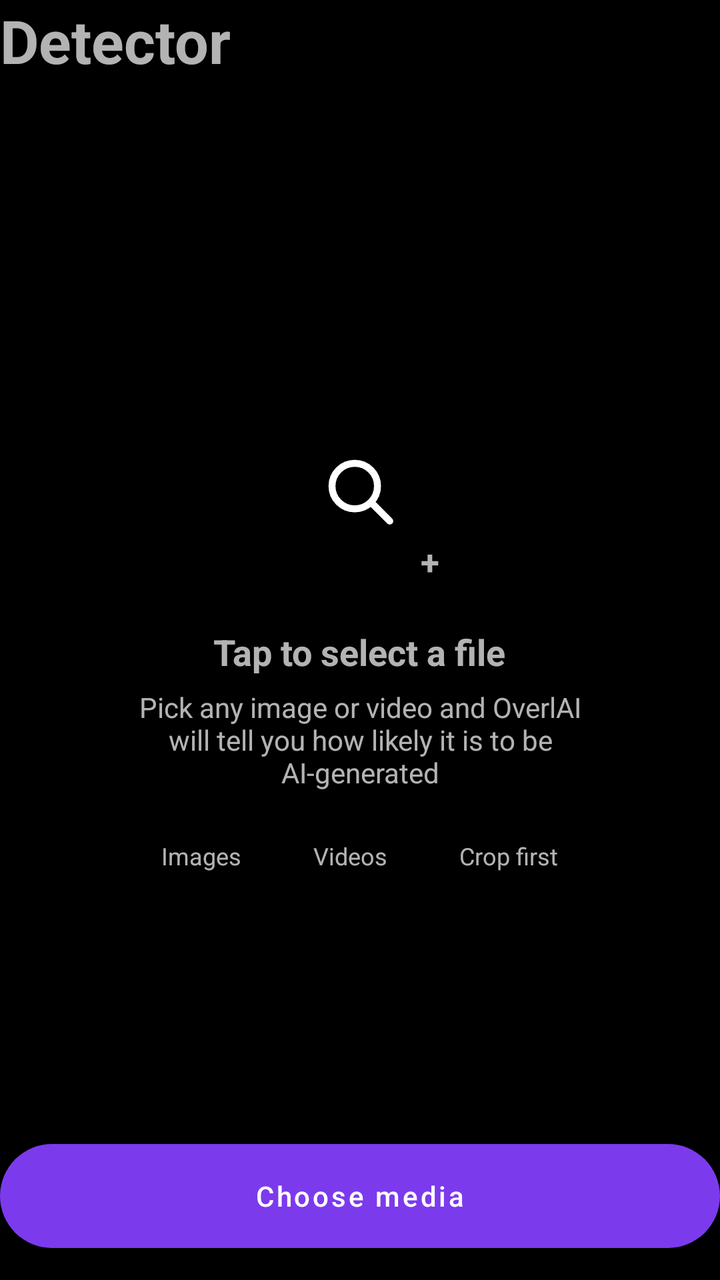
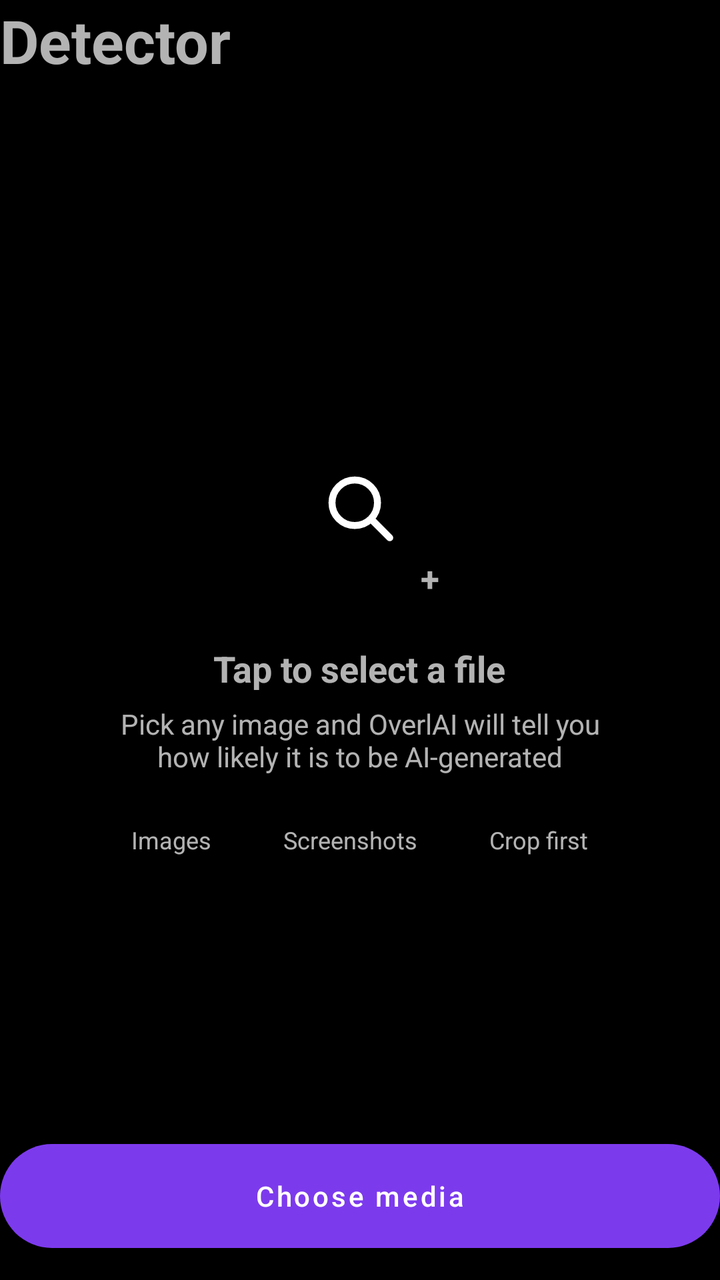

The first picture is an Android layout as it rendered before a commit; the second is the same layout after the commit. The layout source and the unified diff follow.
<!-- AndroidManifest.xml: application theme Theme.Test103 -->
<!-- res/layout/fragment_detector.xml -->
<?xml version="1.0" encoding="utf-8"?>
<FrameLayout xmlns:android="http://schemas.android.com/apk/res/android"
    xmlns:app="http://schemas.android.com/apk/res-auto"
    android:layout_width="match_parent"
    android:layout_height="match_parent">

    
    <ScrollView
        android:layout_width="match_parent"
        android:layout_height="match_parent"
        android:layout_marginTop="52dp"
        android:layout_marginBottom="72dp"
        android:overScrollMode="never"
        android:scrollbars="none"
        android:importantForAccessibility="no">

        <LinearLayout
            android:id="@+id/contentArea"
            android:layout_width="match_parent"
            android:layout_height="wrap_content"
            android:orientation="vertical"
            android:gravity="center_horizontal">

            <FrameLayout
                android:id="@+id/previewCard"
                android:layout_width="match_parent"
                android:layout_height="wrap_content"
                android:visibility="gone">

                <ImageView
                    android:id="@+id/previewImage"
                    android:layout_width="match_parent"
                    android:layout_height="wrap_content"
                    android:adjustViewBounds="true"
                    android:maxHeight="320dp"
                    android:scaleType="fitCenter"
                    android:contentDescription="Selected media" />

                <View
                    android:id="@+id/scanLine"
                    android:layout_width="match_parent"
                    android:layout_height="3dp"
                    android:visibility="gone" />

                <TextView
                    android:id="@+id/videoBadge"
                    android:layout_width="wrap_content"
                    android:layout_height="wrap_content"
                    android:layout_gravity="bottom|end"
                    android:layout_margin="10dp"
                    android:paddingStart="10dp"
                    android:paddingEnd="10dp"
                    android:paddingTop="3dp"
                    android:paddingBottom="3dp"
                    android:text="VIDEO"
                    android:textSize="11sp"
                    android:textStyle="bold"
                    android:textColor="@color/white"
                    android:visibility="gone" />
            </FrameLayout>

            <TextView
                android:id="@+id/statusText"
                android:layout_width="wrap_content"
                android:layout_height="wrap_content"
                android:layout_marginTop="14dp"
                android:textSize="14sp"
                android:visibility="gone" />

            <LinearLayout
                android:id="@+id/verdictCard"
                android:layout_width="match_parent"
                android:layout_height="wrap_content"
                android:layout_marginTop="16dp"
                android:orientation="horizontal"
                android:gravity="center_vertical"
                android:padding="18dp"
                android:visibility="gone">

                <TextView
                    android:id="@+id/verdictText"
                    android:layout_width="0dp"
                    android:layout_height="wrap_content"
                    android:layout_weight="1"
                    android:textSize="16sp"
                    android:textStyle="bold" />

                <TextView
                    android:id="@+id/scorePill"
                    android:layout_width="wrap_content"
                    android:layout_height="wrap_content"
                    android:layout_marginStart="12dp"
                    android:paddingStart="16dp"
                    android:paddingEnd="16dp"
                    android:paddingTop="8dp"
                    android:paddingBottom="8dp"
                    android:textSize="16sp"
                    android:textStyle="bold" />
            </LinearLayout>

            <LinearLayout
                android:id="@+id/detailsCard"
                android:layout_width="match_parent"
                android:layout_height="wrap_content"
                android:layout_marginTop="14dp"
                android:orientation="vertical"
                android:paddingStart="18dp"
                android:paddingEnd="18dp"
                android:visibility="gone">

                <LinearLayout
                    android:layout_width="match_parent"
                    android:layout_height="wrap_content"
                    android:orientation="horizontal"
                    android:paddingTop="16dp"
                    android:paddingBottom="16dp">
                    <TextView android:id="@+id/lblLikelihood"
                        android:layout_width="0dp" android:layout_height="wrap_content"
                        android:layout_weight="1" android:text="AI likelihood" android:textSize="15sp"/>
                    <TextView android:id="@+id/valLikelihood"
                        android:layout_width="wrap_content" android:layout_height="wrap_content"
                        android:textSize="15sp" android:textStyle="bold"/>
                </LinearLayout>

                <View android:id="@+id/detDiv1"
                    android:layout_width="match_parent" android:layout_height="1dp" />

                <LinearLayout
                    android:layout_width="match_parent"
                    android:layout_height="wrap_content"
                    android:orientation="horizontal"
                    android:paddingTop="16dp"
                    android:paddingBottom="16dp">
                    <TextView android:id="@+id/lblConfidence"
                        android:layout_width="0dp" android:layout_height="wrap_content"
                        android:layout_weight="1" android:text="Confidence" android:textSize="15sp"/>
                    <TextView android:id="@+id/valConfidence"
                        android:layout_width="wrap_content" android:layout_height="wrap_content"
                        android:textSize="15sp" android:textStyle="bold"/>
                </LinearLayout>

                <View android:id="@+id/detDiv2"
                    android:layout_width="match_parent" android:layout_height="1dp" />

                <LinearLayout
                    android:layout_width="match_parent"
                    android:layout_height="wrap_content"
                    android:orientation="horizontal"
                    android:paddingTop="16dp"
                    android:paddingBottom="16dp">
                    <TextView android:id="@+id/lblType"
                        android:layout_width="0dp" android:layout_height="wrap_content"
                        android:layout_weight="1" android:text="Media type" android:textSize="15sp"/>
                    <TextView android:id="@+id/valType"
                        android:layout_width="wrap_content" android:layout_height="wrap_content"
                        android:textSize="15sp" android:textStyle="bold"/>
                </LinearLayout>
            </LinearLayout>
        </LinearLayout>
    </ScrollView>

    
    <LinearLayout
        android:id="@+id/emptyState"
        android:layout_width="match_parent"
        android:layout_height="wrap_content"
        android:layout_gravity="center"
        android:layout_marginStart="10dp"
        android:layout_marginEnd="10dp"
        android:orientation="vertical"
        android:gravity="center"
        android:paddingTop="44dp"
        android:paddingBottom="44dp"
        android:paddingStart="16dp"
        android:paddingEnd="16dp">

        <FrameLayout
            android:id="@+id/emptyIconWrap"
            android:layout_width="96dp"
            android:layout_height="96dp">

            <ImageView
                android:id="@+id/emptyIcon"
                android:layout_width="42dp"
                android:layout_height="42dp"
                android:layout_gravity="center"
                android:src="@drawable/ic_nav_detector"
                android:contentDescription="Detector" />

            <TextView
                android:id="@+id/plusBadge"
                android:layout_width="26dp"
                android:layout_height="26dp"
                android:layout_gravity="bottom|end"
                android:gravity="center"
                android:text="+"
                android:textSize="17sp"
                android:textStyle="bold"
                android:importantForAccessibility="no" />
        </FrameLayout>

        <TextView
            android:id="@+id/emptyTitle"
            android:layout_width="wrap_content"
            android:layout_height="wrap_content"
            android:layout_marginTop="20dp"
            android:text="Tap to select a file"
            android:textSize="18sp"
            android:textStyle="bold" />

        <TextView
            android:id="@+id/emptyHint"
            android:layout_width="wrap_content"
            android:layout_height="wrap_content"
            android:layout_marginTop="6dp"
            android:paddingStart="32dp"
            android:paddingEnd="32dp"
            android:gravity="center"
            android:text="Pick any image or video and OverlAI will tell you how likely it is to be AI-generated"
            android:textSize="14sp" />

        <LinearLayout
            android:layout_width="wrap_content"
            android:layout_height="wrap_content"
            android:layout_marginTop="18dp"
            android:orientation="horizontal">

            <TextView android:id="@+id/chip1"
                android:layout_width="wrap_content" android:layout_height="wrap_content"
                android:layout_marginEnd="8dp"
                android:paddingStart="14dp" android:paddingEnd="14dp"
                android:paddingTop="6dp" android:paddingBottom="6dp"
                android:text="Images" android:textSize="12sp"/>
            <TextView android:id="@+id/chip2"
                android:layout_width="wrap_content" android:layout_height="wrap_content"
                android:layout_marginEnd="8dp"
                android:paddingStart="14dp" android:paddingEnd="14dp"
                android:paddingTop="6dp" android:paddingBottom="6dp"
                android:text="Videos" android:textSize="12sp"/>
            <TextView android:id="@+id/chip3"
                android:layout_width="wrap_content" android:layout_height="wrap_content"
                android:paddingStart="14dp" android:paddingEnd="14dp"
                android:paddingTop="6dp" android:paddingBottom="6dp"
                android:text="Crop first" android:textSize="12sp"/>
        </LinearLayout>
    </LinearLayout>

    
    <TextView
        android:id="@+id/detTitle"
        android:layout_width="wrap_content"
        android:layout_height="wrap_content"
        android:text="Detector"
        android:textSize="30sp"
        android:textStyle="bold" />

    
    
    <FrameLayout
        android:id="@+id/adContainer"
        android:layout_width="match_parent"
        android:layout_height="wrap_content"
        android:layout_gravity="bottom"
        android:layout_marginBottom="64dp"
        android:visibility="gone" />

    <FrameLayout
        android:layout_width="match_parent"
        android:layout_height="wrap_content"
        android:layout_gravity="bottom"
        android:layout_marginBottom="16dp">

        <com.google.android.material.button.MaterialButton
            android:id="@+id/btnChoose"
            android:layout_width="match_parent"
            android:layout_height="52dp"
            android:insetTop="0dp"
            android:insetBottom="0dp"
            android:text="Choose media"
            android:textAllCaps="false"
            app:cornerRadius="26dp" />

        <ProgressBar
            android:id="@+id/btnLoader"
            android:layout_width="22dp"
            android:layout_height="22dp"
            android:layout_gravity="end|center_vertical"
            android:layout_marginEnd="22dp"
            android:indeterminateTint="@color/white"
            android:visibility="gone" />
    </FrameLayout>
</FrameLayout>
<!-- resources referenced by this layout -->
<resources>
  <color name="white">#FFFFFF</color>
  <!-- drawable ic_nav_detector (drawable) -->
  <?xml version="1.0" encoding="utf-8"?>
  <vector xmlns:android="http://schemas.android.com/apk/res/android"
      android:width="24dp" android:height="24dp"
      android:viewportWidth="24" android:viewportHeight="24">
      <path android:strokeColor="#FFFFFFFF" android:strokeWidth="2"
          android:fillColor="#00000000"
          android:pathData="M10.5,10.5 m-6.5,0 a6.5,6.5 0 1 0 13,0 a6.5,6.5 0 1 0 -13,0" />
      <path android:strokeColor="#FFFFFFFF" android:strokeWidth="2"
          android:strokeLineCap="round" android:fillColor="#00000000"
          android:pathData="M15.3,15.3 L20.5,20.5" />
  </vector>
  <style name="Theme.Test103" parent="Theme.MaterialComponents.NoActionBar">
          <item name="colorPrimary">@color/dm_primary</item>
          <item name="colorOnPrimary">@color/white</item>
          <item name="colorSecondary">@color/dm_accent</item>
          <item name="colorOnSecondary">@color/white</item>
          <item name="android:windowBackground">@color/dm_background</item>
          <item name="android:statusBarColor">@color/dm_background</item>
          <item name="android:navigationBarColor">@color/dm_background</item>
          <item name="windowNoTitle">true</item>
          <item name="windowActionBar">false</item>
      </style>
  <color name="dm_primary">#7C3AED</color>
  <color name="dm_accent">#03DAC5</color>
  <color name="dm_background">#000000</color>
</resources>

<!-- the commit's change to res/layout/fragment_detector.xml (unified diff, before → after) -->
@@ -42,21 +42,6 @@
                     android:layout_height="3dp"
                     android:visibility="gone" />
 
-                <TextView
-                    android:id="@+id/videoBadge"
-                    android:layout_width="wrap_content"
-                    android:layout_height="wrap_content"
-                    android:layout_gravity="bottom|end"
-                    android:layout_margin="10dp"
-                    android:paddingStart="10dp"
-                    android:paddingEnd="10dp"
-                    android:paddingTop="3dp"
-                    android:paddingBottom="3dp"
-                    android:text="VIDEO"
-                    android:textSize="11sp"
-                    android:textStyle="bold"
-                    android:textColor="@color/white"
-                    android:visibility="gone" />
             </FrameLayout>
 
             <TextView
@@ -216,7 +201,7 @@
             android:paddingStart="32dp"
             android:paddingEnd="32dp"
             android:gravity="center"
-            android:text="Pick any image or video and OverlAI will tell you how likely it is to be AI-generated"
+            android:text="Pick any image and OverlAI will tell you how likely it is to be AI-generated"
             android:textSize="14sp" />
 
         <LinearLayout
@@ -236,7 +221,7 @@
                 android:layout_marginEnd="8dp"
                 android:paddingStart="14dp" android:paddingEnd="14dp"
                 android:paddingTop="6dp" android:paddingBottom="6dp"
-                android:text="Videos" android:textSize="12sp"/>
+                android:text="Screenshots" android:textSize="12sp"/>
             <TextView android:id="@+id/chip3"
                 android:layout_width="wrap_content" android:layout_height="wrap_content"
                 android:paddingStart="14dp" android:paddingEnd="14dp"
